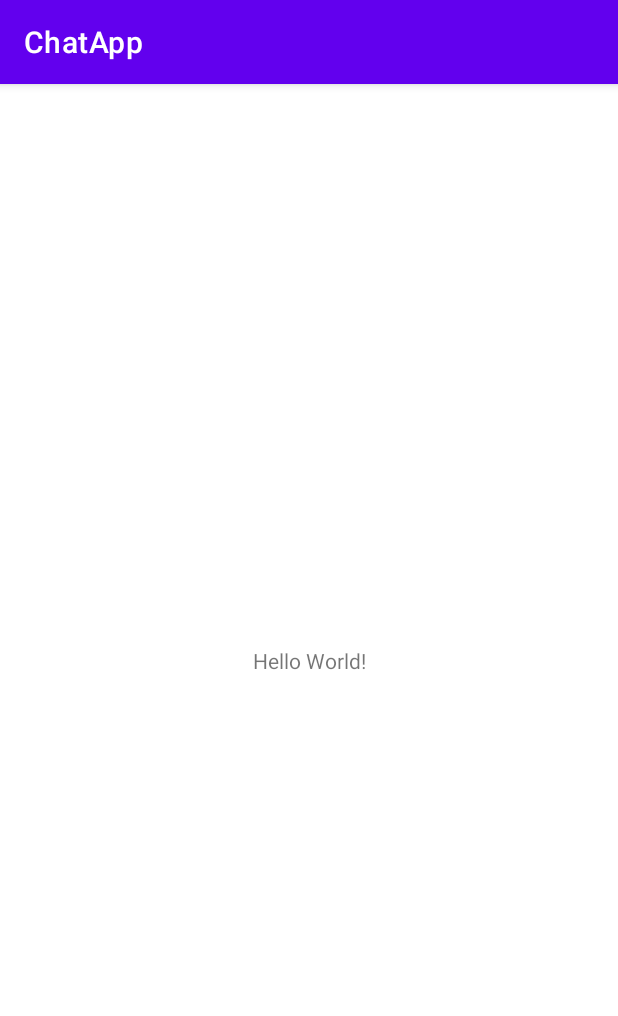
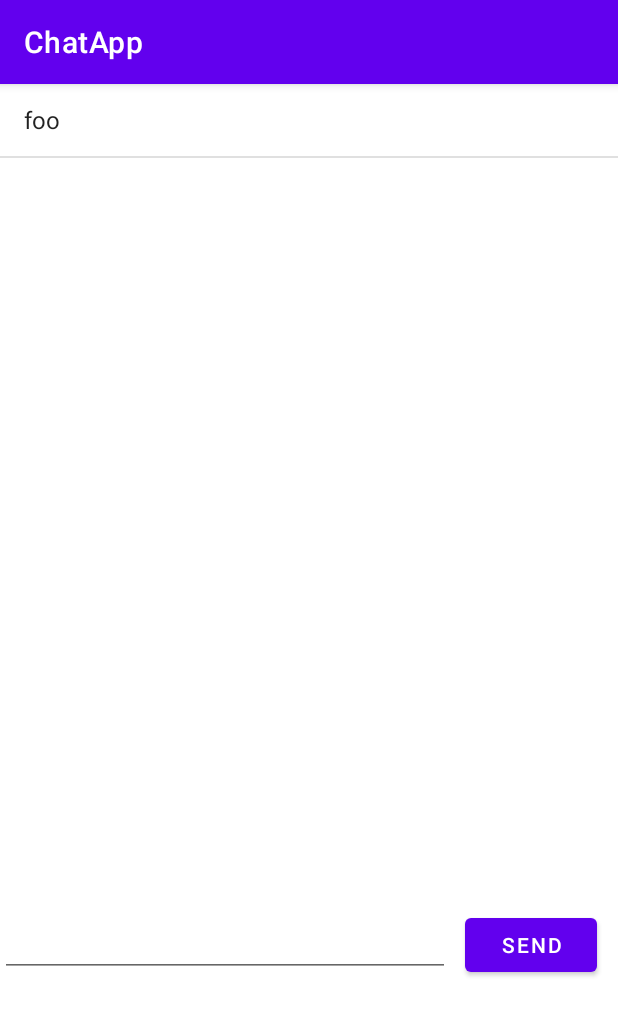
Before and after one commit to daly64/ChatApp, an Android app: the screen it shows after launch (MainActivity), on a phone screen of 412 x 824 dp. Shown: the top 1016 px of the screen. Run offline under Robolectric (Android 15) with nearby library versions, the phone set to English and light mode, and no system bars.

Commit message:
primary layout

```diff
--- a/app/build.gradle
+++ b/app/build.gradle
@@ -33,7 +33,7 @@ dependencies {
     implementation 'androidx.appcompat:appcompat:1.2.0'
     implementation 'com.google.android.material:material:1.2.1'
     implementation 'androidx.constraintlayout:constraintlayout:2.0.4'
-    testImplementation 'junit:junit:4.+'
+    testImplementation 'junit:junit:4.13.1'
     androidTestImplementation 'androidx.test.ext:junit:1.1.2'
     androidTestImplementation 'androidx.test.espresso:espresso-core:3.3.0'
 }
--- a/app/src/main/AndroidManifest.xml
+++ b/app/src/main/AndroidManifest.xml
@@ -9,7 +9,9 @@
         android:roundIcon="@mipmap/ic_launcher_round"
         android:supportsRtl="true"
         android:theme="@style/Theme.ChatApp">
-        <activity android:name=".MainActivity">
+        <activity android:name=".MainActivity"
+            android:windowSoftInputMode="adjustPan">
+
             <intent-filter>
                 <action android:name="android.intent.action.MAIN" />
 
--- a/app/src/main/java/com/example/chatapp/MainActivity.java
+++ b/app/src/main/java/com/example/chatapp/MainActivity.java
@@ -1,14 +1,40 @@
 package com.example.chatapp;
 
+import android.os.Build;
+import android.os.Bundle;
+import android.widget.ArrayAdapter;
+import android.widget.EditText;
+import android.widget.ListView;
+
+import androidx.annotation.RequiresApi;
 import androidx.appcompat.app.AppCompatActivity;
 
-import android.os.Bundle;
+import java.util.ArrayList;
+import java.util.List;
 
 public class MainActivity extends AppCompatActivity {
 
+    @RequiresApi(api = Build.VERSION_CODES.M)
     @Override
     protected void onCreate(Bundle savedInstanceState) {
         super.onCreate(savedInstanceState);
         setContentView(R.layout.activity_main);
+
+        EditText editText = findViewById(R.id.editText);
+        ListView lv = findViewById(R.id.list_item);
+        List<String> your_array_list = new ArrayList<String>();
+
+
+        your_array_list.add("foo");
+        ArrayAdapter<String> arrayAdapter =
+                new ArrayAdapter<>(
+                        this,
+                        android.R.layout.simple_list_item_1,
+                        your_array_list);
+
+        lv.setAdapter(arrayAdapter);
+
     }
+
+
 }
--- a/app/src/main/res/layout/activity_main.xml
+++ b/app/src/main/res/layout/activity_main.xml
@@ -1,18 +1,31 @@
 <?xml version="1.0" encoding="utf-8"?>
-<androidx.constraintlayout.widget.ConstraintLayout xmlns:android="http://schemas.android.com/apk/res/android"
-    xmlns:app="http://schemas.android.com/apk/res-auto"
+<LinearLayout xmlns:android="http://schemas.android.com/apk/res/android"
     xmlns:tools="http://schemas.android.com/tools"
     android:layout_width="match_parent"
     android:layout_height="match_parent"
+    android:orientation="vertical"
     tools:context=".MainActivity">
 
-    <TextView
-        android:layout_width="wrap_content"
-        android:layout_height="wrap_content"
-        android:text="Hello World!"
-        app:layout_constraintBottom_toBottomOf="parent"
-        app:layout_constraintLeft_toLeftOf="parent"
-        app:layout_constraintRight_toRightOf="parent"
-        app:layout_constraintTop_toTopOf="parent" />
+    <ListView
+        android:id="@+id/list_item"
+        android:layout_width="match_parent"
+        android:layout_height="550dp" />
 
-</androidx.constraintlayout.widget.ConstraintLayout>
+    <LinearLayout
+        android:layout_width="match_parent"
+        android:layout_height="match_parent">
+        <EditText
+            android:id="@+id/editText"
+            android:layout_width="300dp"
+            android:layout_height="wrap_content"
+            android:autofillHints="message"
+            android:inputType="text" />
+        <Button
+            android:layout_marginLeft="10dp"
+            android:layout_width="wrap_content"
+            android:layout_height="wrap_content"
+            android:text="@string/sendBtn"
+            android:layout_marginStart="10dp" />
+    </LinearLayout>
+
+</LinearLayout>
--- a/app/src/main/res/values/strings.xml
+++ b/app/src/main/res/values/strings.xml
@@ -1,3 +1,4 @@
 <resources>
     <string name="app_name">ChatApp</string>
+    <string name="sendBtn">Send</string>
 </resources>
--- a/app/src/main/res/values/themes.xml
+++ b/app/src/main/res/values/themes.xml
@@ -6,8 +6,8 @@
         <item name="colorPrimaryVariant">@color/purple_700</item>
         <item name="colorOnPrimary">@color/white</item>
         <!-- Secondary brand color. -->
-        <item name="colorSecondary">@color/teal_200</item>
-        <item name="colorSecondaryVariant">@color/teal_700</item>
+        <item name="colorSecondary">@color/purple_500</item>
+        <item name="colorSecondaryVariant">@color/purple_700</item>
         <item name="colorOnSecondary">@color/black</item>
         <!-- Status bar color. -->
         <item name="android:statusBarColor" tools:targetApi="l">?attr/colorPrimaryVariant</item>
```
Also changed, not shown: gradle/wrapper/gradle-wrapper.properties.
